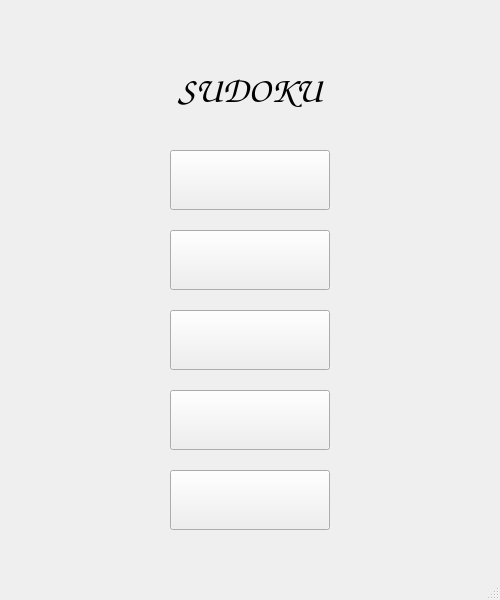
This is mainwindow.ui in Ashley00/A8SodukoGame as Qt 5 draws it before an edit. The edited form follows.
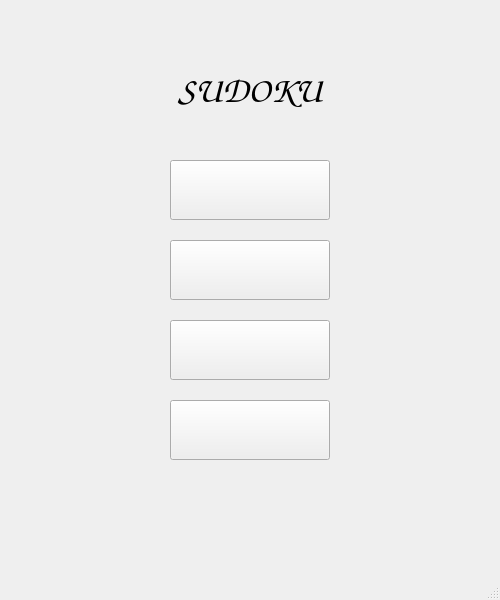
This is the edited form. Icons and pictures are not drawn.

Patch:
```diff
--- a/mainwindow.ui
+++ b/mainwindow.ui
@@ -42,7 +42,7 @@
     <property name="geometry">
      <rect>
       <x>170</x>
-      <y>150</y>
+      <y>160</y>
       <width>160</width>
       <height>60</height>
      </rect>
@@ -61,23 +61,7 @@
     <property name="geometry">
      <rect>
       <x>170</x>
-      <y>230</y>
-      <width>160</width>
-      <height>60</height>
-     </rect>
-    </property>
-    <property name="cursor">
-     <cursorShape>PointingHandCursor</cursorShape>
-    </property>
-    <property name="text">
-     <string/>
-    </property>
-   </widget>
-   <widget class="QPushButton" name="mediumButton">
-    <property name="geometry">
-     <rect>
-      <x>170</x>
-      <y>310</y>
+      <y>240</y>
       <width>160</width>
       <height>60</height>
      </rect>
@@ -93,7 +77,7 @@
     <property name="geometry">
      <rect>
       <x>170</x>
-      <y>390</y>
+      <y>320</y>
       <width>160</width>
       <height>60</height>
      </rect>
@@ -109,7 +93,7 @@
     <property name="geometry">
      <rect>
       <x>170</x>
-      <y>470</y>
+      <y>400</y>
       <width>160</width>
       <height>60</height>
      </rect>
```
Left out of the diff: 2 changed lines with no effect on the pictures.
